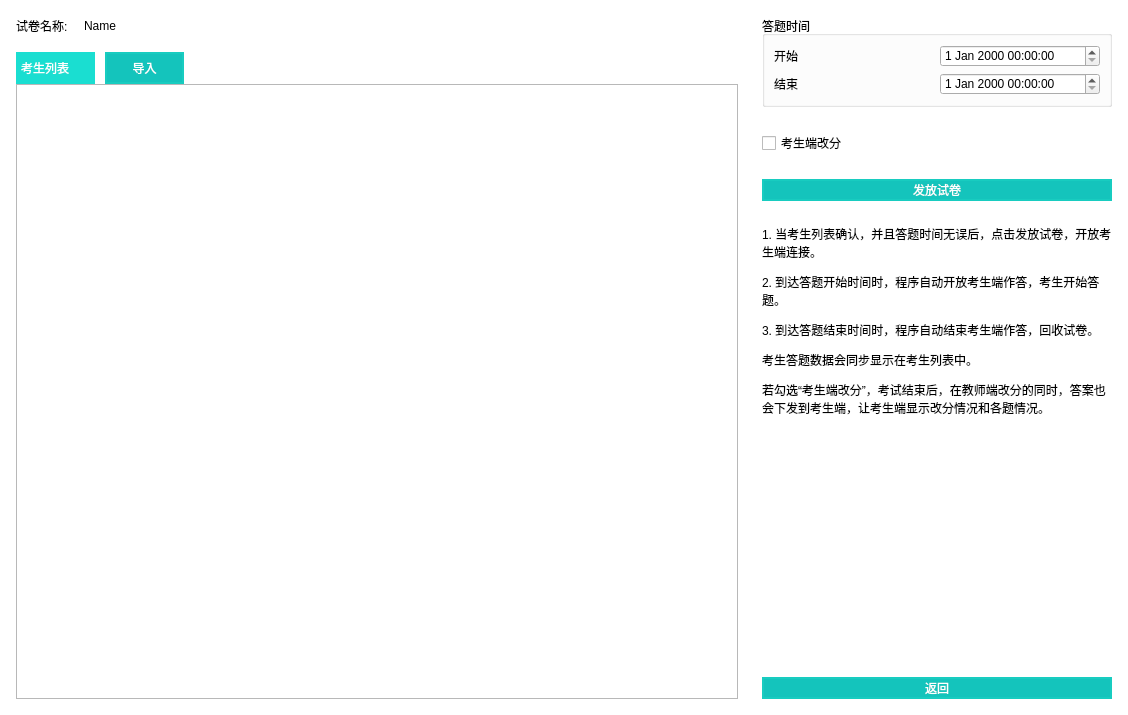
Above: SubWidget/pushview.ui from jkjkil4/ExamSysTeacher before the change. Below: the same form after it.
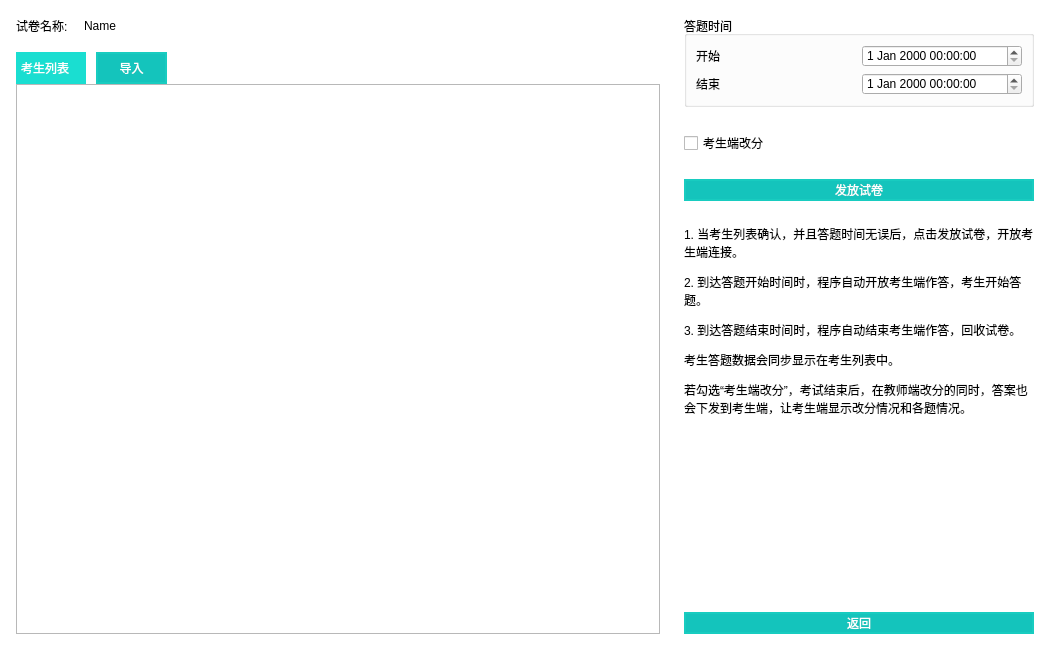
That is the form after the change.

Patch:
```diff
--- a/SubWidget/pushview.ui
+++ b/SubWidget/pushview.ui
@@ -6,8 +6,8 @@
    <rect>
     <x>0</x>
     <y>0</y>
-    <width>1128</width>
-    <height>715</height>
+    <width>1050</width>
+    <height>650</height>
    </rect>
   </property>
   <property name="windowTitle">
```
